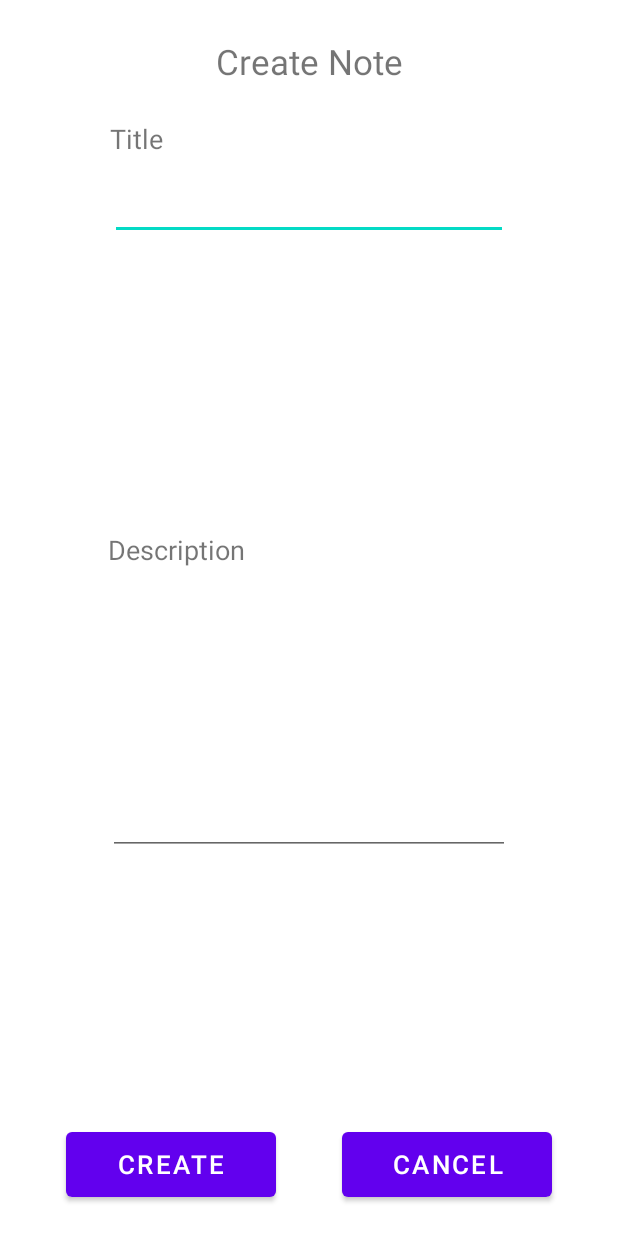
After one commit to Gaivoto/TP1CM2021, an Android app: the layout create_note_dialog.xml on its own in the app's theme, with its tools: preview values and no code run, on a phone screen of 412 x 824 dp. The commit adds this screen. Run offline under Robolectric (Android 15) with nearby library versions, the phone set to English and light mode, and no system bars.

Commit message:
implemented note creation feature and commented code

```diff
--- a/app/src/main/AndroidManifest.xml
+++ b/app/src/main/AndroidManifest.xml
@@ -9,8 +9,8 @@
         android:roundIcon="@mipmap/ic_launcher_round"
         android:supportsRtl="true"
         android:theme="@style/Theme.TP1CM2021">
-        <activity android:name=".NoteList"></activity>
-        <activity android:name=".MainActivity">
+        <activity android:name=".activities.NoteList"></activity>
+        <activity android:name=".activities.MainActivity">
             <intent-filter>
                 <action android:name="android.intent.action.MAIN" />
 
--- a/app/src/main/java/com/example/tp1cm2021/MainActivity.kt
+++ b/app/src/main/java/com/example/tp1cm2021/activities/MainActivity.kt
@@ -1,10 +1,10 @@
-package com.example.tp1cm2021
+package com.example.tp1cm2021.activities
 
 import android.content.Intent
 import androidx.appcompat.app.AppCompatActivity
 import android.os.Bundle
-import android.util.Log
 import android.view.View
+import com.example.tp1cm2021.R
 
 class MainActivity : AppCompatActivity() {
     override fun onCreate(savedInstanceState: Bundle?) {
@@ -12,6 +12,7 @@ class MainActivity : AppCompatActivity() {
         setContentView(R.layout.activity_main)
     }
 
+    //move to note list activity
     fun moveToNotes(view: View) {
         val intent = Intent(this, NoteList::class.java)
         startActivity(intent)
--- a/app/src/main/java/com/example/tp1cm2021/adapters/NoteAdapter.kt
+++ b/app/src/main/java/com/example/tp1cm2021/adapters/NoteAdapter.kt
@@ -32,11 +32,13 @@ class NoteAdapter constructor(context: Context) : RecyclerView.Adapter<NoteAdapt
         holder.noteDescription.text = current.description
     }
 
+    //change data set of the adapter
     fun setNotes(notes: List<Note>) {
         this.notes = notes
         notifyDataSetChanged()
     }
 
+    //get data set size
     override fun getItemCount(): Int {
         return notes.size
     }
--- a/app/src/main/java/com/example/tp1cm2021/dao/NoteDao.kt
+++ b/app/src/main/java/com/example/tp1cm2021/dao/NoteDao.kt
@@ -10,18 +10,23 @@ import com.example.tp1cm2021.entities.Note
 @Dao
 interface NoteDao {
 
+    //get all notes ordered by most recent to oldest
     @Query("SELECT * FROM note ORDER BY id DESC")
     fun getNotes(): LiveData<List<Note>>
 
+    //insert note
     @Insert(onConflict = OnConflictStrategy.IGNORE)
     suspend fun insertNote(note: Note)
 
+    //update note by id
     @Query("UPDATE note SET title = :title, description = :description WHERE id = :id")
     suspend fun updateNote(title: String, description: String, id: Int)
 
+    //delete note by id
     @Query("DELETE FROM note WHERE id = :id")
     suspend fun deleteNote(id: Int)
 
+    //delete all notes
     @Query("DELETE FROM note")
     suspend fun deleteAll()
 }
--- a/app/src/main/java/com/example/tp1cm2021/database/NoteRepository.kt
+++ b/app/src/main/java/com/example/tp1cm2021/database/NoteRepository.kt
@@ -6,16 +6,20 @@ import com.example.tp1cm2021.entities.Note
 
 class NoteRepository(private val noteDao: NoteDao) {
 
+    //get all notes in the db
     val localNotes: LiveData<List<Note>> = noteDao.getNotes()
 
+    //call dao method to insert note
     suspend fun insertNote(note: Note){
         noteDao.insertNote(note)
     }
 
+    //call dao method to update note by id
     suspend fun updateNote(title: String, description: String, id: Int){
         noteDao.updateNote(title, description, id)
     }
 
+    //call dao method to delete note by id
     suspend fun deleteNote(id: Int){
         noteDao.deleteNote( id)
     }
--- /dev/null
+++ b/app/src/main/java/com/example/tp1cm2021/fragments/NoteDetailsFragment.kt
@@ -0,0 +1,4 @@
+package com.example.tp1cm2021.fragments
+
+class NoteDetailsFragment {
+}
--- a/app/src/main/java/com/example/tp1cm2021/viewModel/NoteViewModel.kt
+++ b/app/src/main/java/com/example/tp1cm2021/viewModel/NoteViewModel.kt
@@ -16,20 +16,24 @@ class NoteViewModel(application: Application): AndroidViewModel(application) {
 
     var localNotes: LiveData<List<Note>>
 
+    //get all notes from the repository
     init {
         val notesDao = NoteDB.getDatabase(application, viewModelScope).noteDao()
         repository = NoteRepository(notesDao)
         localNotes = repository.localNotes
     }
 
+    //call repository method to insert note
     fun insertNote(note: Note) = viewModelScope.launch(Dispatchers.IO) {
         repository.insertNote(note)
     }
 
+    //call repository method to update note by id
     fun updateNote(title: String, description: String, id: Int) = viewModelScope.launch(Dispatchers.IO) {
         repository.updateNote(title, description, id)
     }
 
+    //call repository method to delete note by id
     fun deleteNote(id: Int) = viewModelScope.launch(Dispatchers.IO) {
         repository.deleteNote(id)
     }
--- /dev/null
+++ b/app/src/main/res/layout/create_note_dialog.xml
@@ -0,0 +1,93 @@
+<?xml version="1.0" encoding="utf-8"?>
+<androidx.constraintlayout.widget.ConstraintLayout xmlns:android="http://schemas.android.com/apk/res/android"
+    xmlns:app="http://schemas.android.com/apk/res-auto"
+    xmlns:tools="http://schemas.android.com/tools"
+    android:layout_width="match_parent"
+    android:layout_height="match_parent">
+
+    <Button
+        android:id="@+id/createBtn"
+        android:layout_width="@dimen/smallBtnWidth"
+        android:layout_height="@dimen/btnHeight"
+        android:layout_marginBottom="20dp"
+        android:text="@string/create"
+        android:textSize="@dimen/loginBtnTextSize"
+        app:layout_constraintBottom_toBottomOf="parent"
+        app:layout_constraintEnd_toStartOf="@+id/cancelBtn"
+        app:layout_constraintHorizontal_bias="0.5"
+        app:layout_constraintStart_toStartOf="parent"/>
+
+    <Button
+        android:id="@+id/cancelBtn"
+        android:layout_width="@dimen/smallBtnWidth"
+        android:layout_height="@dimen/btnHeight"
+        android:layout_marginBottom="20dp"
+        android:text="@string/cancel"
+        android:textSize="@dimen/loginBtnTextSize"
+        app:layout_constraintBottom_toBottomOf="parent"
+        app:layout_constraintEnd_toEndOf="parent"
+        app:layout_constraintHorizontal_bias="0.5"
+        app:layout_constraintStart_toEndOf="@+id/createBtn"/>
+
+    <TextView
+        android:id="@+id/bigText"
+        android:layout_width="wrap_content"
+        android:layout_height="wrap_content"
+        android:layout_marginTop="25dp"
+        android:text="@string/createNote"
+        android:textSize="@dimen/dialogTitle"
+        app:layout_constraintEnd_toEndOf="parent"
+        app:layout_constraintHorizontal_bias="0.5"
+        app:layout_constraintStart_toStartOf="parent"
+        app:layout_constraintTop_toTopOf="parent" />
+
+    <TextView
+        android:id="@+id/titleText"
+        android:layout_width="wrap_content"
+        android:layout_height="wrap_content"
+        android:layout_marginBottom="5dp"
+        android:text="@string/title"
+        android:textSize="@dimen/loginTextSize"
+        app:layout_constraintBottom_toTopOf="@+id/editTitle"
+        app:layout_constraintStart_toStartOf="@+id/editTitle" />
+
+    <TextView
+        android:id="@+id/descriptionText"
+        android:layout_width="wrap_content"
+        android:layout_height="wrap_content"
+        android:layout_marginBottom="5dp"
+        android:text="@string/description"
+        android:textSize="@dimen/loginTextSize"
+        app:layout_constraintBottom_toTopOf="@+id/editDescription"
+        app:layout_constraintStart_toStartOf="@+id/editDescription" />
+
+    <EditText
+        android:id="@+id/editTitle"
+        android:layout_width="265dp"
+        android:layout_height="50dp"
+        android:layout_marginTop="110dp"
+        android:ems="10"
+        android:inputType="textPersonName"
+        android:textSize="@dimen/loginBtnTextSize"
+        app:layout_constraintEnd_toEndOf="parent"
+        app:layout_constraintHorizontal_bias="0.5"
+        app:layout_constraintStart_toStartOf="parent"
+        app:layout_constraintTop_toTopOf="parent" />
+
+    <EditText
+        android:id="@+id/editDescription"
+        android:layout_width="268dp"
+        android:layout_height="186dp"
+        android:layout_marginTop="50dp"
+        android:layout_marginBottom="80dp"
+        android:ems="10"
+        android:gravity="start|top"
+        android:inputType="textMultiLine"
+        android:textSize="@dimen/loginBtnTextSize"
+        app:layout_constraintBottom_toBottomOf="parent"
+        app:layout_constraintEnd_toEndOf="parent"
+        app:layout_constraintHorizontal_bias="0.5"
+        app:layout_constraintStart_toStartOf="parent"
+        app:layout_constraintTop_toBottomOf="@+id/editTitle" />
+
+</androidx.constraintlayout.widget.ConstraintLayout>
--- a/app/src/main/res/layout/note_list_item.xml
+++ b/app/src/main/res/layout/note_list_item.xml
@@ -4,7 +4,8 @@
     xmlns:tools="http://schemas.android.com/tools"
     android:id="@+id/itemTitle"
     android:layout_width="366dp"
-    android:layout_height="90dp">
+    android:layout_height="90dp"
+    android:onClick="openNoteDetails">
 
     <TextView
         android:id="@+id/noteTitle"
--- a/app/src/main/res/values/dimens.xml
+++ b/app/src/main/res/values/dimens.xml
@@ -4,6 +4,8 @@
     <dimen name="loginBtnTextSize">17dp</dimen>
     <dimen name="btnHeight">55dp</dimen>
     <dimen name="btnWidth">170dp</dimen>
+    <dimen name="smallBtnWidth">140dp</dimen>
     <dimen name="titleSize">28dp</dimen>
+    <dimen name="dialogTitle">23dp</dimen>
     <dimen name="wideBtnWidth">230dp</dimen>
 </resources>
--- a/app/src/main/res/values/strings.xml
+++ b/app/src/main/res/values/strings.xml
@@ -3,7 +3,14 @@
     <string name="username">Username</string>
     <string name="password">Password</string>
     <string name="noteList">Note List</string>
-    <string name="createNote">Create a new note</string>
+    <string name="createNewNote">Create a new note</string>
     <string name="login">Login</string>
     <string name="seeNotes">See Notes</string>
+    <string name="create">Create</string>
+    <string name="edit">Edit</string>
+    <string name="delete">Delete</string>
+    <string name="cancel">Cancel</string>
+    <string name="title">Title</string>
+    <string name="description">Description</string>
+    <string name="createNote">Create Note</string>
 </resources>
```
Also changed, not shown: app/src/main/java/com/example/tp1cm2021/NoteList.kt (deleted, +0 -31 lines), app/src/main/java/com/example/tp1cm2021/activities/NoteList.kt (added, +62 -0 lines), app/src/main/java/com/example/tp1cm2021/fragments/CreateNoteFragment.kt (added, +64 -0 lines), app/src/main/res/layout/activity_main.xml (+4 -4 lines), app/src/main/res/layout/activity_note_list.xml (+4 -3 lines).
